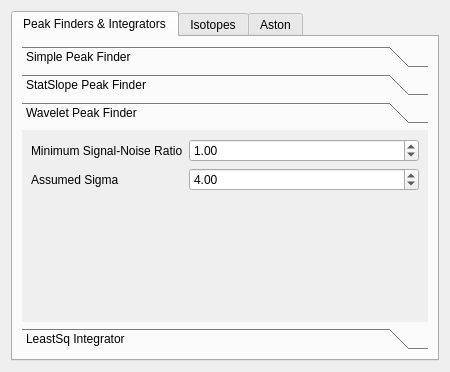
Qt form aston/ui/aston_settings.ui (bovee/Aston) before a commit.
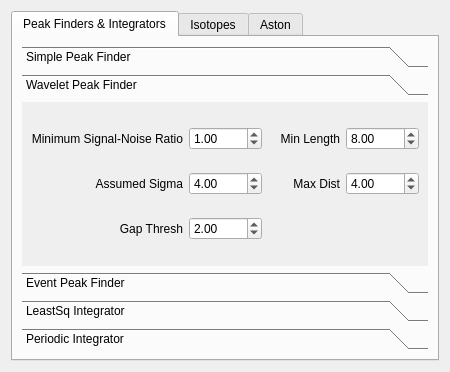
The same form after that commit. The open tabs and pages were chosen to show the change.

Commit message: Refactored peak finding code; can integrate user selected peaks now.  Menu options for Spec plotting.

What changed in the file:
```diff
--- a/aston/ui/aston_settings.ui
+++ b/aston/ui/aston_settings.ui
@@ -41,6 +41,12 @@
       <layout class="QVBoxLayout" name="verticalLayout_2">
        <item>
         <widget class="QToolBox" name="toolBox">
+         <property name="enabled">
+          <bool>true</bool>
+         </property>
+         <property name="frameShadow">
+          <enum>QFrame::Plain</enum>
+         </property>
          <property name="currentIndex">
           <number>0</number>
          </property>
@@ -139,57 +145,130 @@
            </item>
           </layout>
          </widget>
-         <widget class="QWidget" name="page_2">
-          <property name="geometry">
-           <rect>
-            <x>0</x>
-            <y>0</y>
-            <width>94</width>
-            <height>24</height>
-           </rect>
-          </property>
-          <attribute name="label">
-           <string>StatSlope Peak Finder</string>
-          </attribute>
-         </widget>
          <widget class="QWidget" name="page_3">
           <property name="geometry">
            <rect>
             <x>0</x>
             <y>0</y>
-            <width>247</width>
-            <height>56</height>
+            <width>387</width>
+            <height>82</height>
            </rect>
           </property>
           <attribute name="label">
            <string>Wavelet Peak Finder</string>
           </attribute>
-          <layout class="QFormLayout" name="formLayout_5">
+          <layout class="QGridLayout" name="gridLayout">
+           <item row="0" column="2">
+            <widget class="QLabel" name="label_17">
+             <property name="text">
+              <string>Min Length</string>
+             </property>
+             <property name="alignment">
+              <set>Qt::AlignRight|Qt::AlignTrailing|Qt::AlignVCenter</set>
+             </property>
+            </widget>
+           </item>
+           <item row="1" column="0">
+            <widget class="QLabel" name="label_13">
+             <property name="text">
+              <string>Assumed Sigma</string>
+             </property>
+             <property name="alignment">
+              <set>Qt::AlignRight|Qt::AlignTrailing|Qt::AlignVCenter</set>
+             </property>
+            </widget>
+           </item>
+           <item row="1" column="1">
+            <widget class="QDoubleSpinBox" name="doubleWaveletAssSig">
+             <property name="value">
+              <double>4.000000000000000</double>
+             </property>
+            </widget>
+           </item>
            <item row="0" column="0">
             <widget class="QLabel" name="label_12">
              <property name="text">
               <string>Minimum Signal-Noise Ratio</string>
              </property>
+             <property name="alignment">
+              <set>Qt::AlignRight|Qt::AlignTrailing|Qt::AlignVCenter</set>
+             </property>
             </widget>
            </item>
            <item row="0" column="1">
-            <widget class="QDoubleSpinBox" name="doubleSpinWaveletMinSNR">
+            <widget class="QDoubleSpinBox" name="doubleWaveletMinSNR">
              <property name="value">
               <double>1.000000000000000</double>
              </property>
             </widget>
            </item>
-           <item row="1" column="1">
-            <widget class="QDoubleSpinBox" name="doubleSpinWaveletAssSig">
+           <item row="1" column="2">
+            <widget class="QLabel" name="label_18">
+             <property name="text">
+              <string>Max Dist</string>
+             </property>
+             <property name="alignment">
+              <set>Qt::AlignRight|Qt::AlignTrailing|Qt::AlignVCenter</set>
+             </property>
+            </widget>
+           </item>
+           <item row="0" column="3">
+            <widget class="QDoubleSpinBox" name="doubleWaveletMinLength">
+             <property name="value">
+              <double>8.000000000000000</double>
+             </property>
+            </widget>
+           </item>
+           <item row="1" column="3">
+            <widget class="QDoubleSpinBox" name="doubleWaveletMaxDist">
              <property name="value">
               <double>4.000000000000000</double>
              </property>
             </widget>
            </item>
-           <item row="1" column="0">
-            <widget class="QLabel" name="label_13">
+           <item row="2" column="0">
+            <widget class="QLabel" name="label_19">
              <property name="text">
-              <string>Assumed Sigma</string>
+              <string>Gap Thresh</string>
+             </property>
+             <property name="alignment">
+              <set>Qt::AlignRight|Qt::AlignTrailing|Qt::AlignVCenter</set>
+             </property>
+            </widget>
+           </item>
+           <item row="2" column="1">
+            <widget class="QDoubleSpinBox" name="doubleWaveletGapThresh">
+             <property name="value">
+              <double>2.000000000000000</double>
+             </property>
+            </widget>
+           </item>
+          </layout>
+         </widget>
+         <widget class="QWidget" name="page_2">
+          <property name="geometry">
+           <rect>
+            <x>0</x>
+            <y>0</y>
+            <width>117</width>
+            <height>29</height>
+           </rect>
+          </property>
+          <attribute name="label">
+           <string>Event Peak Finder</string>
+          </attribute>
+          <layout class="QFormLayout" name="formLayout">
+           <item row="0" column="0">
+            <widget class="QLabel" name="label_3">
+             <property name="text">
+              <string>Adjust Times</string>
+             </property>
+            </widget>
+           </item>
+           <item row="0" column="1">
+            <widget class="QCheckBox" name="checkEventAdjust">
+             <property name="text">
+              <string/>
              </property>
             </widget>
            </item>
@@ -223,6 +302,55 @@
            </item>
           </layout>
          </widget>
+         <widget class="QWidget" name="page_5">
+          <property name="geometry">
+           <rect>
+            <x>0</x>
+            <y>0</y>
+            <width>116</width>
+            <height>56</height>
+           </rect>
+          </property>
+          <attribute name="label">
+           <string>Periodic Integrator</string>
+          </attribute>
+          <layout class="QFormLayout" name="formLayout_3">
+           <item row="0" column="0">
+            <widget class="QLabel" name="label_15">
+             <property name="enabled">
+              <bool>false</bool>
+             </property>
+             <property name="text">
+              <string>Offset</string>
+             </property>
+            </widget>
+           </item>
+           <item row="0" column="1">
+            <widget class="QDoubleSpinBox" name="doublePeriodicOffset">
+             <property name="enabled">
+              <bool>false</bool>
+             </property>
+            </widget>
+           </item>
+           <item row="1" column="0">
+            <widget class="QLabel" name="label_16">
+             <property name="enabled">
+              <bool>false</bool>
+             </property>
+             <property name="text">
+              <string>Period</string>
+             </property>
+            </widget>
+           </item>
+           <item row="1" column="1">
+            <widget class="QDoubleSpinBox" name="doublePeriodicPeriod">
+             <property name="enabled">
+              <bool>false</bool>
+             </property>
+            </widget>
+           </item>
+          </layout>
+         </widget>
         </widget>
        </item>
       </layout>
```
Left out of the diff: 36 changed lines with no effect on the pictures. The commit also changes 9 other files.
